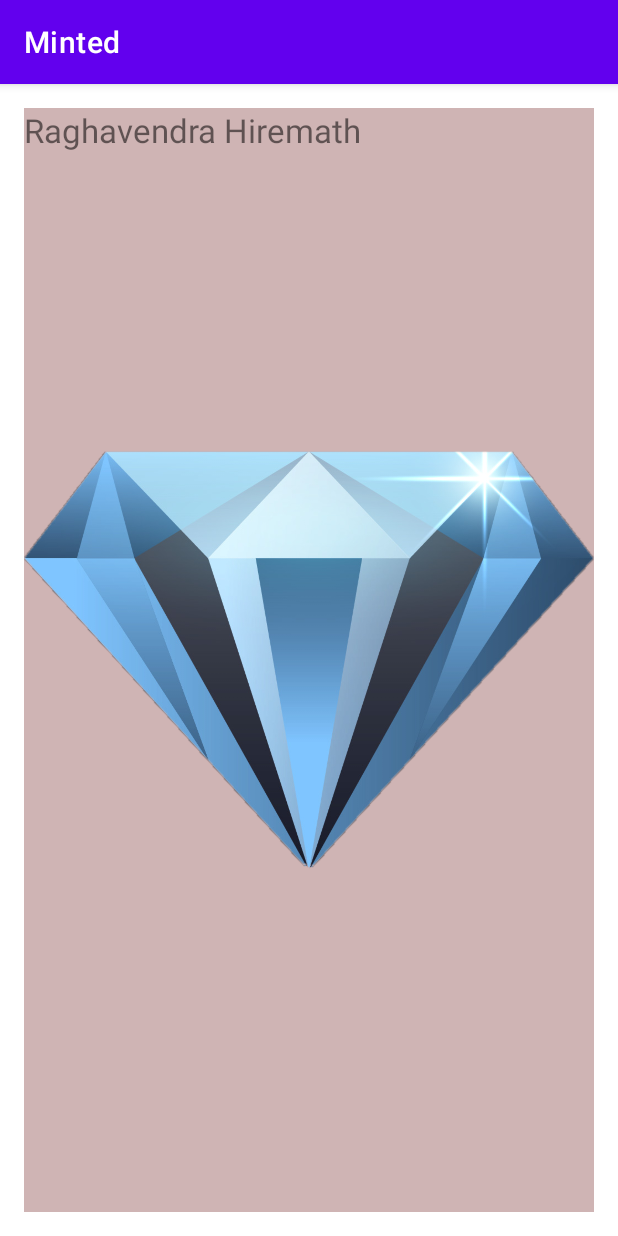
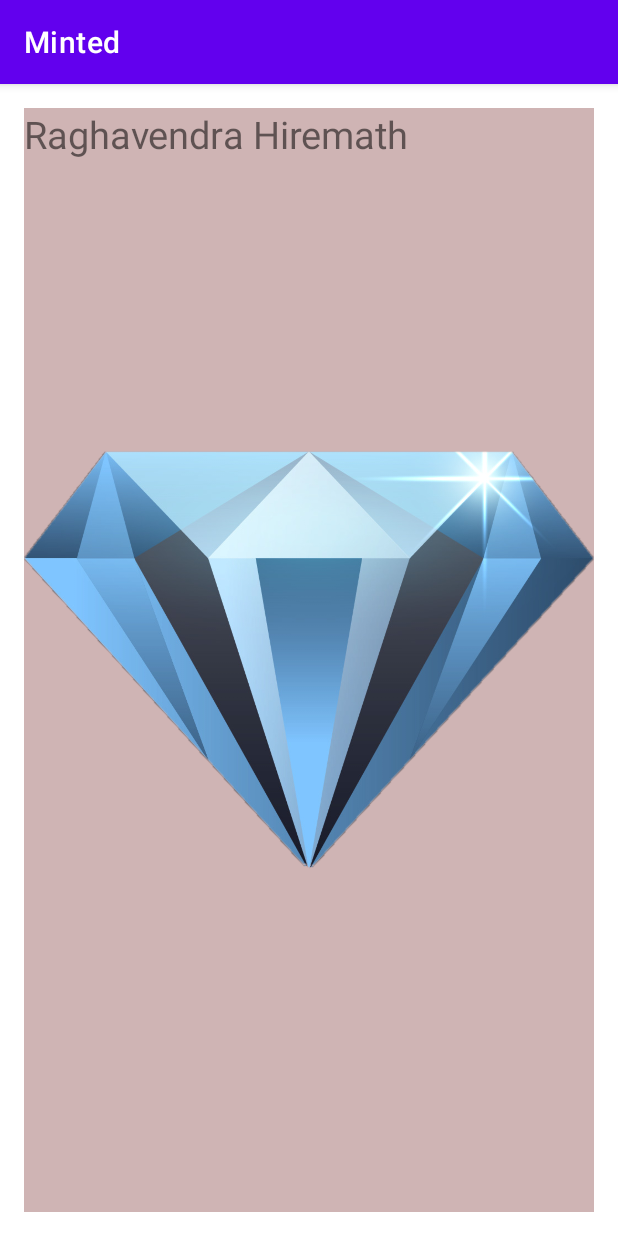
Before and after one commit to hraghu25/Andriod_Project, an Android app: the screen it shows after launch (MainActivity), on a phone screen of 412 x 824 dp. Run offline under Robolectric (Android 15) with nearby library versions, the phone set to English and light mode, and no system bars.

Commit message:
I have changed the TextView size from 22sp to 25sp
   <TextView
        android:layout_width="wrap_content"
        android:layout_height="wrap_content"
        android:text="@string/title"
        android:textSize="25sp" />

```diff
--- a/app/src/main/res/layout/activity_main.xml
+++ b/app/src/main/res/layout/activity_main.xml
@@ -23,5 +23,5 @@
         android:layout_width="wrap_content"
         android:layout_height="wrap_content"
         android:text="@string/title"
-        android:textSize="22sp" />
+        android:textSize="25sp" />
 </RelativeLayout>
```
